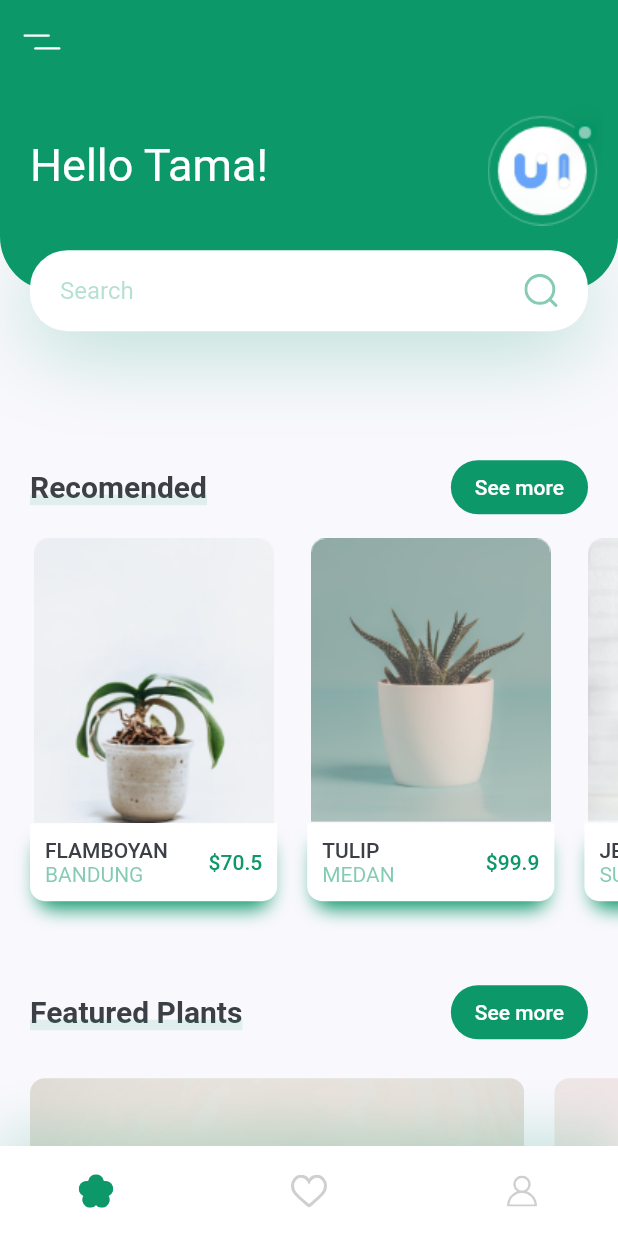
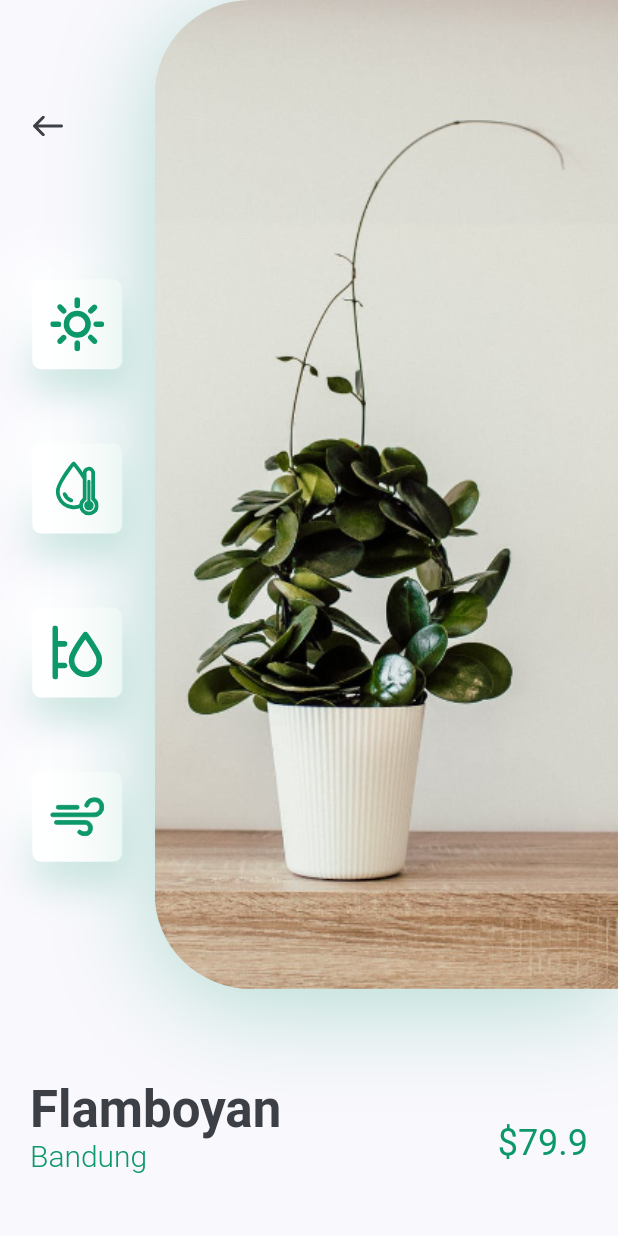
Before and after one commit to evanezcent/Plantui, a Flutter app: the screen it shows after launch, after a tap on an icon or button, on a phone screen of 412 x 824 dp. Run offline on Flutter 3.47's test engine with Material 2 defaults, Android fonts, the phone set to English and light mode, and no system bars; our stand-ins replace flutter_svg.

```diff
--- /dev/null
+++ b/lib/components/screens/details/components/body.dart
@@ -0,0 +1,60 @@
+import 'package:flutter/material.dart';
+import 'package:plantui/components/screens/details/components/detail_bar.dart';
+import 'package:plantui/components/screens/details/components/image_detail.dart';
+import 'package:plantui/constants.dart';
+
+class BodyDetail extends StatelessWidget {
+  @override
+  Widget build(BuildContext context) {
+    Size size = MediaQuery.of(context).size;
+    return SingleChildScrollView(
+      child: Column(
+        children: <Widget>[
+          ImageDetail(),
+          DetailBar(
+            price: 79.9,
+            country: "Bandung",
+            title: "Flamboyan",
+          ),
+          SizedBox(height: defaultPadding),
+          Row(
+            children: <Widget>[
+              SizedBox(
+                width: size.width / 2,
+                height: 78,
+                child: FlatButton(
+                  shape: RoundedRectangleBorder(
+                    borderRadius: BorderRadius.only(
+                      topRight: Radius.circular(20)
+                    )
+                  ),
+                  color: colorPrimary,
+                  onPressed: (){},
+                  child: Text(
+                    "Buy Now",
+                    style: TextStyle(
+                      color: Colors.white,
+                      fontSize: 20
+                    ),
+                  ),
+                ),
+              ),
+              Expanded(
+                child: FlatButton(
+                  onPressed: (){},
+                  child: Text(
+                    "Description",
+                    style: TextStyle(
+                      fontSize: 20,
+                      color: colorPrimary
+                    ),
+                  ),
+                ),
+              )
+            ],
+          )
+        ],
+      ),
+    );
+  }
+}
--- /dev/null
+++ b/lib/components/screens/details/components/detail_bar.dart
@@ -0,0 +1,49 @@
+import 'package:flutter/material.dart';
+import 'package:plantui/constants.dart';
+class DetailBar extends StatelessWidget {
+  const DetailBar({
+    Key key, this.title, this.country, this.price,
+  }) : super(key: key);
+
+  final String title, country;
+  final double price;
+
+  @override
+  Widget build(BuildContext context) {
+    return Padding(
+      padding: const EdgeInsets.symmetric(horizontal: defaultPadding),
+      child: Row(
+        children: <Widget>[
+          RichText(
+            text: TextSpan(
+              children: [
+                TextSpan(
+                  text: "$title\n",
+                  style: Theme.of(context).textTheme.headline4.copyWith(
+                    color: colorText,
+                    fontWeight: FontWeight.bold
+                  )
+                ),
+                TextSpan(
+                  text: "$country\n",
+                  style: TextStyle(
+                    fontSize: 20,
+                    color: colorPrimary,
+                    fontWeight: FontWeight.w300
+                  )
+                )
+              ],
+            ),
+          ),
+          Spacer(),
+          Text(
+            "\$$price",
+            style: Theme.of(context).textTheme.headline5.copyWith(
+              color: colorPrimary
+            ),
+          )
+        ]
+      ),
+    );
+  }
+}
--- /dev/null
+++ b/lib/components/screens/details/components/icon_card.dart
@@ -0,0 +1,40 @@
+import 'package:flutter/material.dart';
+import 'package:flutter_svg/flutter_svg.dart';
+import 'package:plantui/constants.dart';
+
+class IconCard extends StatelessWidget {
+  const IconCard({
+    Key key,
+    this.iconn,
+  }) : super(key: key);
+
+  final String iconn;
+
+  @override
+  Widget build(BuildContext context) {
+    Size size = MediaQuery.of(context).size;
+    return Container(
+      padding: EdgeInsets.all(defaultPadding * 0.6),
+      margin: EdgeInsets.symmetric(vertical: size.height * 0.03),
+      height: 60,
+      width: 60,
+      decoration: BoxDecoration(
+        color: Colors.white,
+        borderRadius: BorderRadius.circular(6),
+        boxShadow: [
+          BoxShadow(
+            offset: Offset(0,15),
+            blurRadius: 20,
+            color: colorPrimary.withOpacity(0.2)
+          ),
+          BoxShadow(
+            offset: Offset(-15,-15),
+            blurRadius: 26,
+            color: Colors.white
+          )
+        ]
+      ),
+      child: SvgPicture.asset(iconn),
+    );
+  }
+}
--- /dev/null
+++ b/lib/components/screens/details/components/image_detail.dart
@@ -0,0 +1,71 @@
+import 'package:flutter/material.dart';
+import 'package:flutter_svg/flutter_svg.dart';
+import 'package:plantui/components/screens/details/components/icon_card.dart';
+import 'package:plantui/constants.dart';
+
+class ImageDetail extends StatelessWidget {
+  const ImageDetail({
+    Key key,
+  }) : super(key: key);
+
+
+  @override
+  Widget build(BuildContext context) {
+    Size size = MediaQuery.of(context).size;
+    return Padding(
+      padding: EdgeInsets.only(bottom: defaultPadding * 3),
+      child: SizedBox(
+        height: size.height * 0.8,
+        child: Row(
+          children: <Widget>[
+            Expanded(
+              child: Padding(
+                padding: const EdgeInsets.symmetric(
+                    vertical: defaultPadding * 3),
+                child: Column(
+                  children: <Widget>[
+                    Align(
+                        alignment: Alignment.topLeft,
+                        child: IconButton(
+                          padding: EdgeInsets.symmetric(
+                              horizontal: defaultPadding),
+                          icon: SvgPicture.asset(
+                              "assets/icons/back_arrow.svg"),
+                          onPressed: () {
+                            Navigator.pop(context);
+                          },
+                        )),
+                    Spacer(),
+                    IconCard(iconn: "assets/icons/sun.svg"),
+                    IconCard(iconn: "assets/icons/icon_2.svg"),
+                    IconCard(iconn: "assets/icons/icon_3.svg"),
+                    IconCard(iconn: "assets/icons/icon_4.svg"),
+                  ],
+                ),
+              ),
+            ),
+            Container(
+              height: size.height * 0.8,
+              width: size.width * 0.75,
+              decoration: BoxDecoration(
+                  borderRadius: BorderRadius.only(
+                    topLeft: Radius.circular(64),
+                    bottomLeft: Radius.circular(64),
+                  ),
+                  boxShadow: [
+                    BoxShadow(
+                        offset: Offset(0, 10),
+                        blurRadius: 60,
+                        color: colorPrimary.withOpacity(0.3))
+                  ],
+                  image: DecorationImage(
+                      alignment: Alignment.centerLeft,
+                      fit: BoxFit.cover,
+                      image: AssetImage("assets/images/img.png"))),
+            )
+          ],
+        ),
+      ),
+    );
+  }
+}
--- /dev/null
+++ b/lib/components/screens/details/detail.dart
@@ -0,0 +1,11 @@
+import 'package:flutter/material.dart';
+import 'package:plantui/components/screens/details/components/body.dart';
+
+class DetailScreen extends StatelessWidget {
+  @override
+  Widget build(BuildContext context) {
+    return Scaffold(
+      body: BodyDetail(),
+    );
+  }
+}
--- a/lib/components/screens/home/components/scroll_card.dart
+++ b/lib/components/screens/home/components/scroll_card.dart
@@ -1,4 +1,5 @@
 import 'package:flutter/material.dart';
+import 'package:plantui/components/screens/details/detail.dart';
 import 'package:plantui/components/screens/home/components/card_1.dart';
 
 class ScrollCard extends StatelessWidget {
@@ -17,35 +18,70 @@ class ScrollCard extends StatelessWidget {
             title: "Flamboyan",
             country: "Bandung",
             price: 70.5,
-            pressCard: (){},
+            pressCard: (){
+              Navigator.push(
+                context,
+                MaterialPageRoute(
+                  builder: (context) => DetailScreen(),
+                )
+              );
+            },
           ),
           CustomCard(
             img: "assets/images/image_1.png",
             title: "Tulip",
             country: "Medan",
             price: 99.9,
-            pressCard: (){},
+            pressCard: (){
+              Navigator.push(
+                context,
+                MaterialPageRoute(
+                  builder: (context) => DetailScreen(),
+                )
+              );
+            },
           ),
           CustomCard(
             img: "assets/images/image_2.png",
             title: "Jemani",
             country: "Surabaya",
             price: 100.2,
-            pressCard: (){},
+            pressCard: (){
+              Navigator.push(
+                context,
+                MaterialPageRoute(
+                  builder: (context) => DetailScreen(),
+                )
+              );
+            },
           ),
           CustomCard(
             img: "assets/images/image_3.png",
             title: "Anggrek",
             country: "Bandung",
             price: 249,
-            pressCard: (){},
+            pressCard: (){
+              Navigator.push(
+                context,
+                MaterialPageRoute(
+                  builder: (context) => DetailScreen(),
+                )
+              );
+            },
           ),
           CustomCard(
             img: "assets/images/image_1.png",
             title: "Kasturi",
             country: "Makassar",
             price: 109.9,
-            pressCard: (){},
+            pressCard: (){
+              Navigator.push(
+                context,
+                MaterialPageRoute(
+                  builder: (context) => DetailScreen(),
+                )
+              );
+            },
           ),
         ],
       ),
--- a/pubspec.yaml
+++ b/pubspec.yaml
@@ -18,7 +18,7 @@ publish_to: 'none' # Remove this line if you wish to publish to pub.dev
 version: 1.0.0+1
 
 environment:
-  sdk: ">=2.7.0 <3.0.0"
+  sdk: ">=2.2.0 <3.0.0"
 
 dependencies:
   flutter:
```
